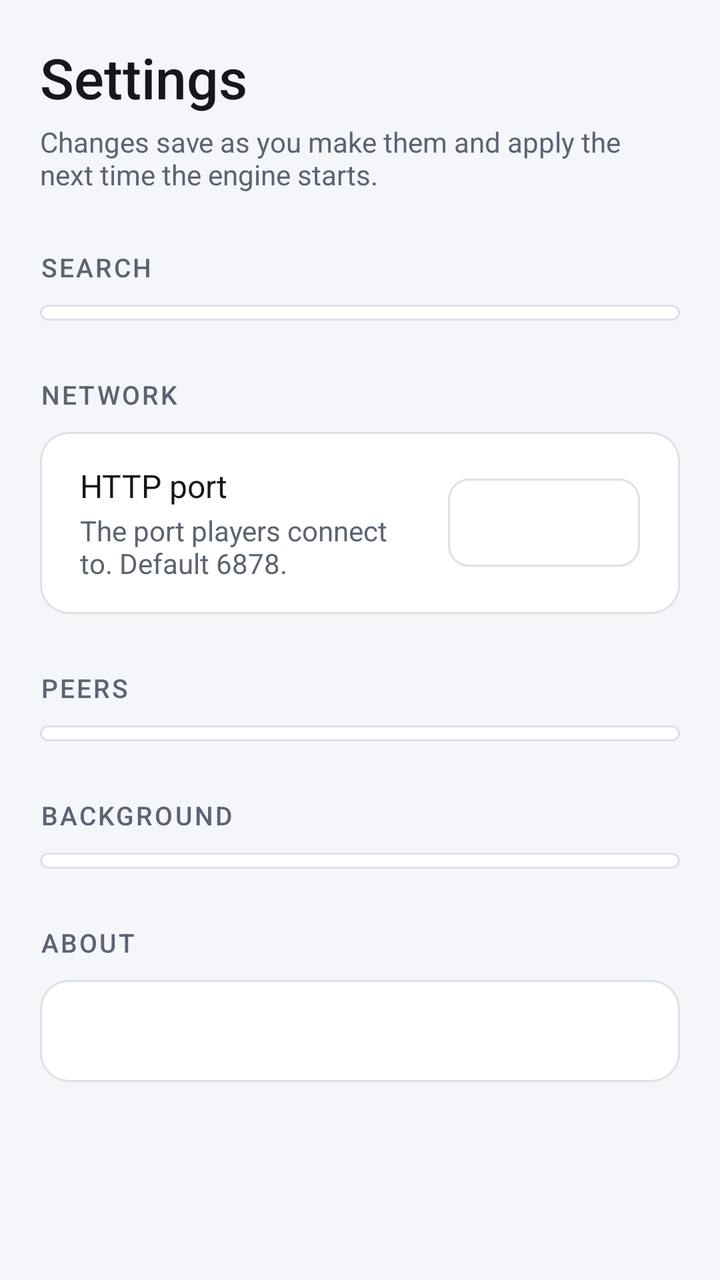
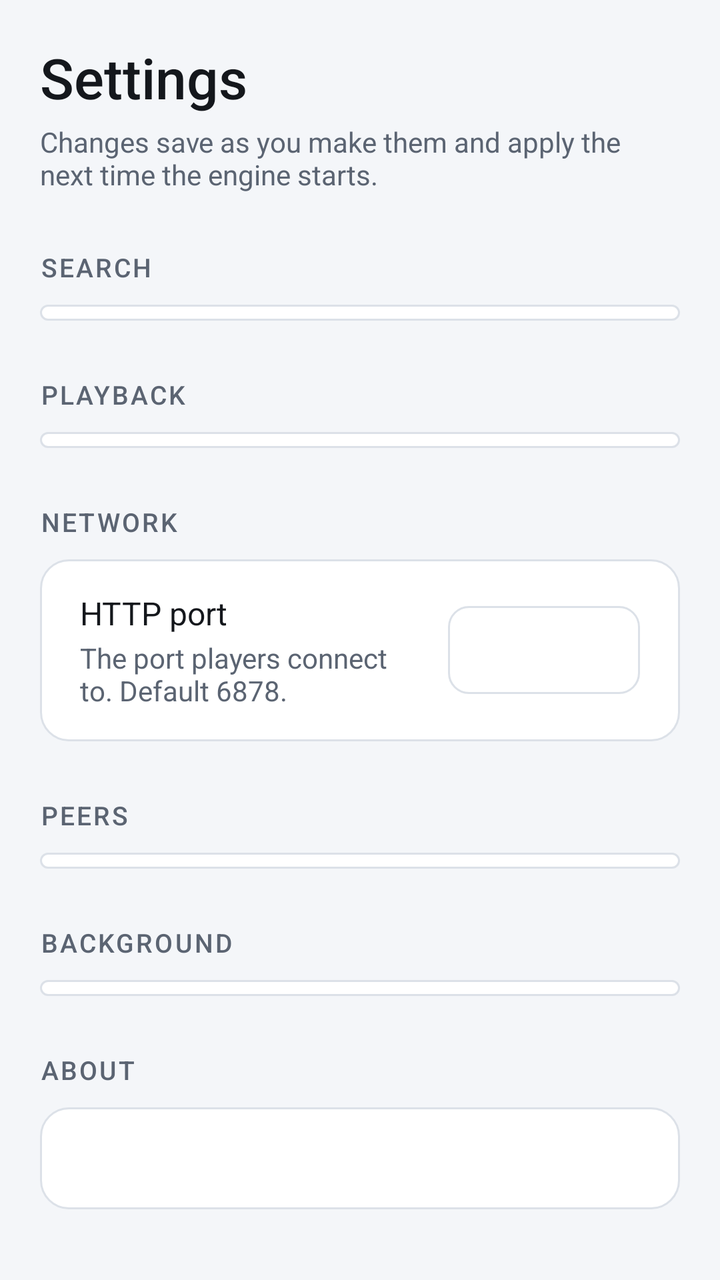

Compare the two renders of this Android layout. The source of the first and the diff that turns it into the second are given below.
<!-- AndroidManifest.xml: application theme AppTheme -->
<!-- res/layout/screen_settings.xml -->
<?xml version="1.0" encoding="utf-8"?>
<ScrollView xmlns:android="http://schemas.android.com/apk/res/android"
    android:layout_width="match_parent" android:layout_height="match_parent">
    <LinearLayout android:layout_width="match_parent" android:layout_height="wrap_content"
        android:orientation="vertical" android:paddingStart="@dimen/page_padding" android:paddingEnd="@dimen/page_padding"
        android:paddingTop="@dimen/page_top" android:paddingBottom="32dp">

        <TextView style="@style/Text.Title" android:layout_width="match_parent" android:layout_height="wrap_content"
            android:text="@string/settings_title" />
        <TextView style="@style/Text.Muted" android:layout_width="match_parent" android:layout_height="wrap_content"
            android:layout_marginTop="4dp" android:text="@string/settings_autosave" />

        <LinearLayout android:id="@+id/restart_banner" android:layout_width="match_parent"
            android:layout_height="wrap_content" android:layout_marginTop="16dp" android:background="@drawable/bg_notice"
            android:orientation="horizontal" android:gravity="center_vertical" android:padding="14dp"
            android:baselineAligned="false" android:visibility="gone">
            <TextView style="@style/Text.Body" android:layout_width="0dp" android:layout_height="wrap_content"
                android:layout_weight="1" android:text="@string/restart_banner" />
            <Button android:id="@+id/restart" android:layout_width="wrap_content" android:layout_height="wrap_content"
                android:layout_marginStart="12dp" android:text="@string/action_restart_short" />
        </LinearLayout>

        <TextView style="@style/Section" android:text="@string/settings_section_search" />
        <LinearLayout android:id="@+id/group_search" android:layout_width="match_parent" android:layout_height="wrap_content"
            android:orientation="vertical" android:background="@drawable/bg_card" android:padding="4dp"
            android:showDividers="middle" android:divider="@drawable/divider_inset" />

        <TextView style="@style/Section" android:text="@string/settings_section_network" />
        <LinearLayout android:id="@+id/group_network" android:layout_width="match_parent" android:layout_height="wrap_content"
            android:orientation="vertical" android:background="@drawable/bg_card" android:padding="4dp"
            android:showDividers="middle" android:divider="@drawable/divider_inset">
            
            <LinearLayout android:id="@+id/port_row" android:layout_width="match_parent" android:layout_height="wrap_content"
                android:minHeight="64dp" android:orientation="horizontal" android:gravity="center_vertical"
                android:baselineAligned="false" android:paddingStart="16dp" android:paddingEnd="16dp"
                android:paddingTop="12dp" android:paddingBottom="12dp">
                <LinearLayout android:layout_width="0dp" android:layout_height="wrap_content" android:layout_weight="1"
                    android:orientation="vertical">
                    <TextView style="@style/Text.Body" android:layout_width="match_parent" android:layout_height="wrap_content"
                        android:labelFor="@id/port" android:text="@string/settings_port" />
                    <TextView style="@style/Text.Muted" android:layout_width="match_parent" android:layout_height="wrap_content"
                        android:layout_marginTop="2dp" android:text="@string/settings_port_summary" />
                </LinearLayout>
                <EditText android:id="@+id/port" android:layout_width="96dp" android:layout_height="wrap_content"
                    android:layout_marginStart="16dp" android:minHeight="44dp" android:paddingStart="8dp"
                    android:paddingEnd="8dp" android:gravity="center" android:inputType="number" android:maxLength="5"
                    android:imeOptions="actionDone" android:importantForAutofill="no" android:fontFamily="monospace" />
            </LinearLayout>
        </LinearLayout>

        <TextView style="@style/Section" android:text="@string/settings_section_peers" />
        <LinearLayout android:id="@+id/group_peers" android:layout_width="match_parent" android:layout_height="wrap_content"
            android:orientation="vertical" android:background="@drawable/bg_card" android:padding="4dp"
            android:showDividers="middle" android:divider="@drawable/divider_inset" />

        <TextView style="@style/Section" android:text="@string/settings_section_background" />
        <LinearLayout android:id="@+id/group_background" android:layout_width="match_parent" android:layout_height="wrap_content"
            android:orientation="vertical" android:background="@drawable/bg_card" android:padding="4dp"
            android:showDividers="middle" android:divider="@drawable/divider_inset" />

        <TextView style="@style/Section" android:text="@string/settings_section_about" />
        <LinearLayout style="@style/Card" android:padding="16dp">
            <TextView android:id="@+id/about" style="@style/Text.Muted" android:layout_width="match_parent"
                android:layout_height="wrap_content" />
        </LinearLayout>
    </LinearLayout>
</ScrollView>
<!-- resources referenced by this layout -->
<resources>
  <dimen name="page_padding">20dp</dimen>
  <dimen name="page_top">20dp</dimen>
  <!-- drawable bg_card (drawable) -->
  <?xml version="1.0" encoding="utf-8"?>
  <shape xmlns:android="http://schemas.android.com/apk/res/android" android:shape="rectangle">
      <corners android:radius="14dp" />
      <solid android:color="@color/surface" />
      <stroke android:width="1dp" android:color="@color/stroke" />
  </shape>
  <!-- drawable bg_notice (drawable) -->
  <?xml version="1.0" encoding="utf-8"?>
  <shape xmlns:android="http://schemas.android.com/apk/res/android" android:shape="rectangle">
          <corners android:radius="14dp" />
          <solid android:color="@color/warn_soft" />
          <stroke android:width="1dp" android:color="@color/warn" />
      </shape>
  <!-- drawable divider_inset (drawable) -->
  <?xml version="1.0" encoding="utf-8"?>
  <inset xmlns:android="http://schemas.android.com/apk/res/android" android:insetLeft="16dp" android:insetRight="16dp">
      <shape android:shape="rectangle">
          <size android:height="1dp" />
          <solid android:color="@color/stroke" />
      </shape>
  </inset>
  <string name="action_restart_short">Restart</string>
  <string name="restart_banner">Settings changed. Restart the engine to apply them.</string>
  <string name="settings_autosave">Changes save as you make them and apply the next time the engine starts.</string>
  <string name="settings_port">HTTP port</string>
  <string name="settings_port_summary">The port players connect to. Default 6878.</string>
  <string name="settings_section_about">About</string>
  <string name="settings_section_background">Background</string>
  <string name="settings_section_network">Network</string>
  <string name="settings_section_peers">Peers</string>
  <string name="settings_section_search">Search</string>
  <string name="settings_title">Settings</string>
  <style name="Card">
          <item name="android:layout_width">match_parent</item>
          <item name="android:layout_height">wrap_content</item>
          <item name="android:background">@drawable/bg_card</item>
          <item name="android:padding">18dp</item>
          <item name="android:orientation">vertical</item>
      </style>
  <style name="Text.Body">
          <item name="android:textColor">@color/text</item>
          <item name="android:textSize">16sp</item>
      </style>
  <style name="Text.Muted">
          <item name="android:textColor">@color/text_muted</item>
          <item name="android:textSize">14sp</item>
      </style>
  <style name="Text.Title">
          <item name="android:textColor">@color/text</item>
          <item name="android:textSize">28sp</item>
          <item name="android:fontFamily">sans-serif-medium</item>
      </style>
  <style name="AppTheme" parent="AppTheme.Base" />
  <color name="surface">#FFFFFFFF</color>
  <color name="stroke">#FFDCE1E8</color>
  <color name="warn_soft">#269A6700</color>
  <color name="warn">#FF9A6700</color>
  <color name="text_muted">#FF5B6472</color>
  <color name="text">#FF14171C</color>
  <color name="accent">#FF1F6FEB</color>
  <color name="bg">#FFF4F6F9</color>
  <style name="ActionBar" parent="@android:style/Widget.Material.ActionBar.Solid">
          <item name="android:background">@color/surface</item>
          <item name="android:titleTextStyle">@style/ActionBarTitle</item>
          <item name="android:elevation">0dp</item>
      </style>
  <style name="ActionBarTitle" parent="@android:style/TextAppearance.Material.Widget.ActionBar.Title">
          <item name="android:textColor">@color/text</item>
      </style>
  <color name="surface_alt">#FFE9EDF2</color>
  <color name="focus">#FF1F6FEB</color>
  <!-- unchanged entries left out for length: 6 -->
</resources>

<!-- the commit's change to res/layout/screen_settings.xml (unified diff, before → after) -->
@@ -22,6 +22,11 @@
 
         <TextView style="@style/Section" android:text="@string/settings_section_search" />
         <LinearLayout android:id="@+id/group_search" android:layout_width="match_parent" android:layout_height="wrap_content"
+            android:orientation="vertical" android:background="@drawable/bg_card" android:padding="4dp"
+            android:showDividers="middle" android:divider="@drawable/divider_inset" />
+
+        <TextView style="@style/Section" android:text="@string/settings_section_playback" />
+        <LinearLayout android:id="@+id/group_playback" android:layout_width="match_parent" android:layout_height="wrap_content"
             android:orientation="vertical" android:background="@drawable/bg_card" android:padding="4dp"
             android:showDividers="middle" android:divider="@drawable/divider_inset" />
 
<!-- resource entries referenced after the edit -->
@@ -33,6 +33,7 @@
   <string name="settings_section_background">Background</string>
   <string name="settings_section_network">Network</string>
   <string name="settings_section_peers">Peers</string>
+  <string name="settings_section_playback">Playback</string>
   <string name="settings_section_search">Search</string>
   <string name="settings_title">Settings</string>
   <style name="Card">
